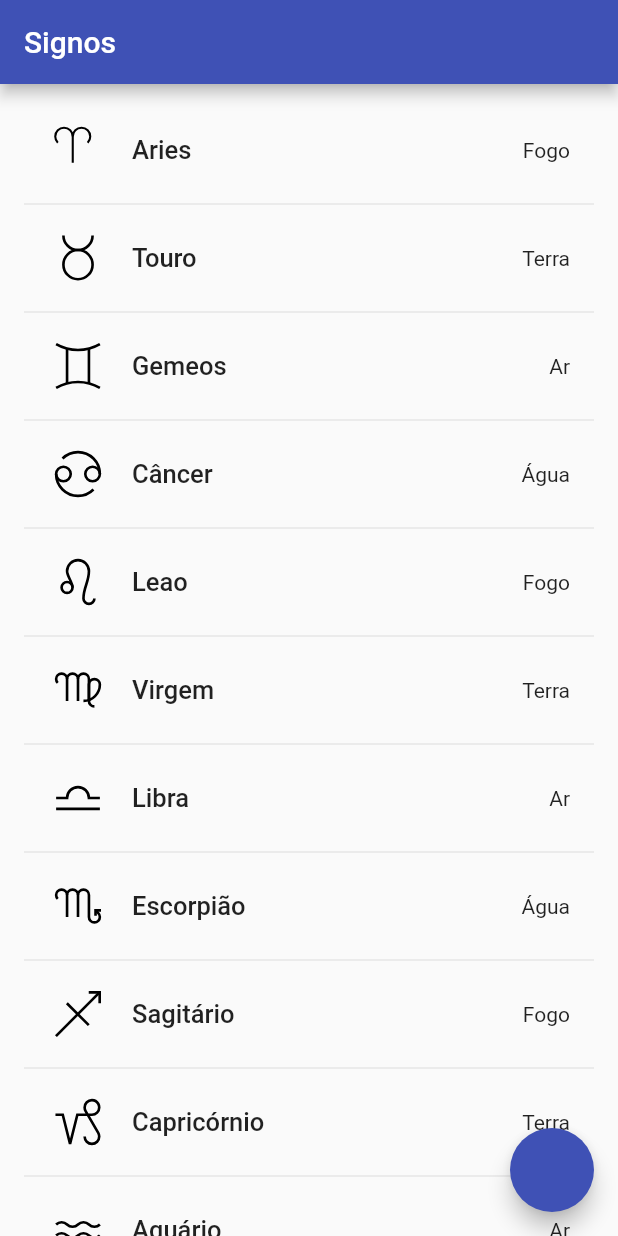
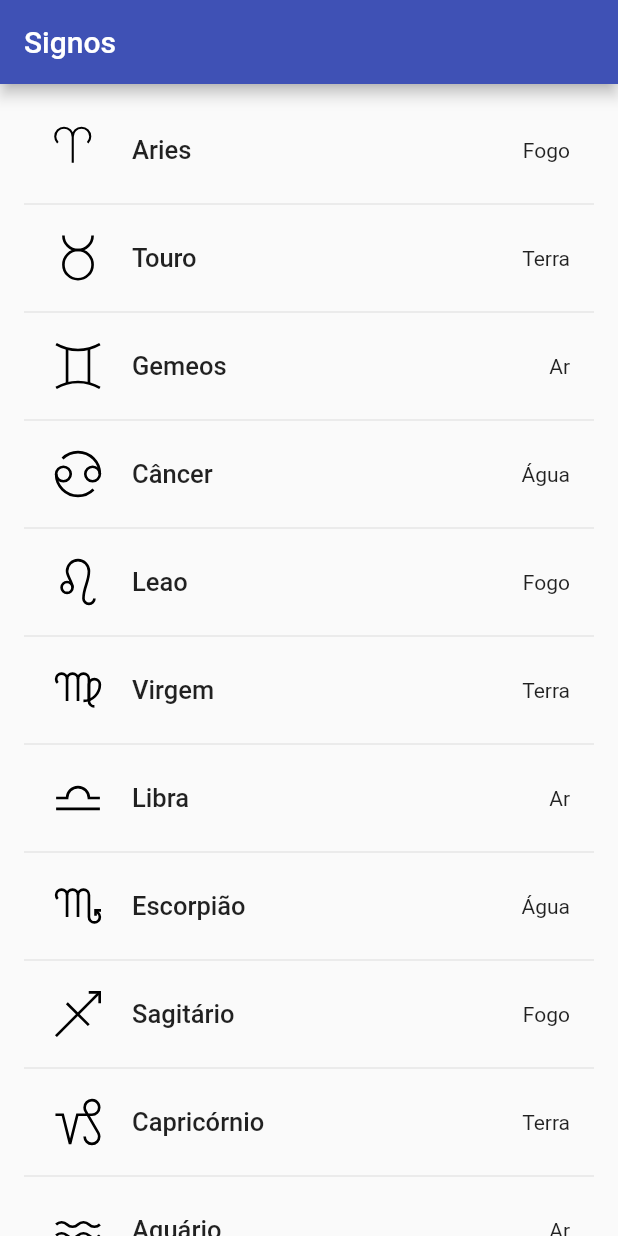
Before and after one commit to Meta-Web-Brasil/laboratorio-flutter, a Flutter app: the screen it shows after launch, on a phone screen of 412 x 824 dp. Run offline on Flutter 3.47's test engine with Material 2 defaults, Android fonts, the phone set to English and light mode, and no system bars; our stand-ins replace flutter_svg; missing offline and left inert: dart:ffi.

Commit message:
[ESTUDO-FLUTTER] Ajuste no setState e adicionando FloatingActionButton

```diff
--- a/lib/pages/moedas_page.dart
+++ b/lib/pages/moedas_page.dart
@@ -12,17 +12,46 @@ class MoedasPage extends StatefulWidget {
 }
 
 class _MoedasPageState extends State<MoedasPage> {
+  final listaTodosSignos = SignosRepository.listarTodos;
+  NumberFormat real = NumberFormat.currency(locale: 'pt_BR', name: 'R\$');
+  List<Signo> signosSelecionados = [];
+
+  double circularRadius = 12;
+  double fontSizePage = 17;
+
+  appBarDinamica() {
+    if (signosSelecionados.isEmpty) {
+      return AppBar(
+        title: const Text('Signos'),
+      );
+    } else {
+      return AppBar(
+        leading: IconButton(
+          onPressed: () => {
+            setState(() {
+              signosSelecionados = [];
+            })
+          },
+          icon: const Icon(Icons.arrow_back),
+        ),
+        title: Text('Signos ${signosSelecionados.length}'),
+        backgroundColor: Colors.blueGrey,
+        elevation: 20,
+        iconTheme: IconThemeData(
+          color: Colors.amber[400],
+        ),
+        titleTextStyle: TextStyle(
+            color: Colors.amber[400],
+            fontWeight: FontWeight.bold,
+            fontSize: 26),
+      );
+    }
+  }
+
   @override
   Widget build(BuildContext context) {
-    final listaTodosSignos = SignosRepository.listarTodos;
-    NumberFormat real = NumberFormat.currency(locale: 'pt_BR', name: 'R\$');
-    List<Signo> signosSelecionados = [];
-    double circularRadius = 12;
-    String appBarTitlePage = 'Signos';
-    double fontSizePage = 17;
-
     return Scaffold(
-      appBar: AppBar(title: Text(appBarTitlePage)),
+      appBar: appBarDinamica(),
       body: ListView.separated(
           itemBuilder: (BuildContext context, int index) {
             return ListTile(
@@ -31,7 +60,7 @@ class _MoedasPageState extends State<MoedasPage> {
               ),
               // leading: Image.asset(listaTodosSignos[index].icone, ),
               leading: (signosSelecionados.contains(listaTodosSignos[index]))
-                  ? CircleAvatar(
+                  ? const CircleAvatar(
                       child: Icon(Icons.check),
                     )
                   : SizedBox(
@@ -60,17 +89,24 @@ class _MoedasPageState extends State<MoedasPage> {
                       ? signosSelecionados.remove(listaTodosSignos[index])
                       : signosSelecionados.add(listaTodosSignos[index]);
                 });
-
-                print(listaTodosSignos[index].nome);
               },
             );
           },
           padding: EdgeInsets.all(16),
           separatorBuilder: (_, __) => Divider(),
           itemCount: listaTodosSignos.length),
-      floatingActionButton: FloatingActionButton(
-        onPressed: () {},
-      ),
+      floatingActionButtonLocation: FloatingActionButtonLocation.centerFloat,
+      floatingActionButton: signosSelecionados.isNotEmpty
+          ? FloatingActionButton.extended(
+              onPressed: () => {setState(() {})},
+              label: Icon(
+                Icons.star_outlined,
+                color: Colors.amber[400],
+                semanticLabel: 'Primeiro acessibilidade manual',
+                size: 30,
+              ),
+            )
+          : null,
     );
   }
 }
```
Also changed, not shown: 1 other file.
